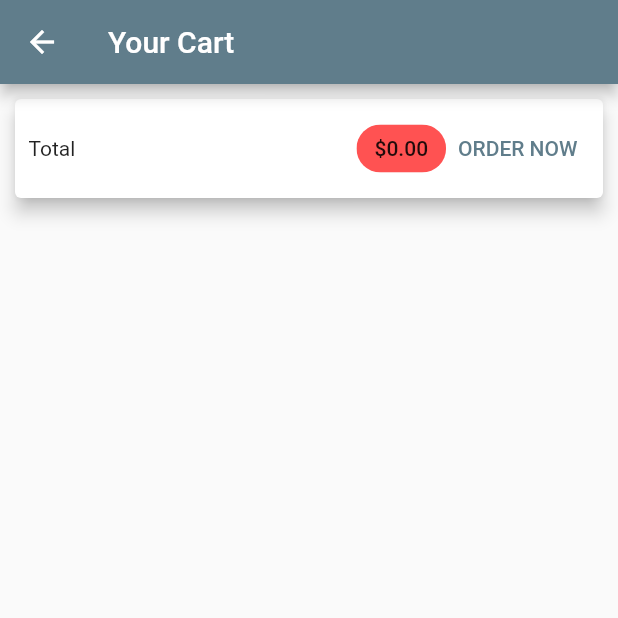
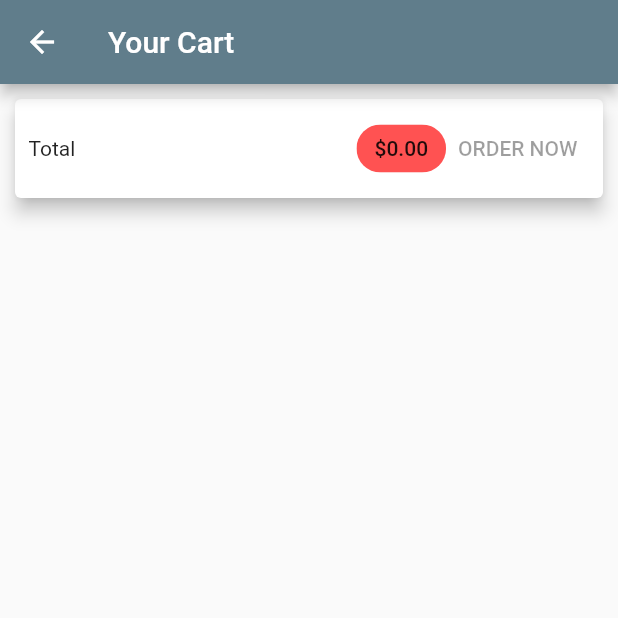
Before and after one commit to tux-1/shopapp, a Flutter app: the CartScreen screen opened by its route, on a phone screen of 412 x 824 dp, the top half of it. Run offline on Flutter 3.47's test engine with Material 2 defaults, Android fonts, the phone set to English and light mode, and no system bars; network calls fail.

Commit message:
posting orders

```diff
--- a/lib/providers/products.dart
+++ b/lib/providers/products.dart
@@ -110,7 +110,8 @@ class Products with ChangeNotifier {
         imageUrl: product.imageUrl,
         price: product.price,
         title: product.title,
-        id: json.decode(response.body).toString(), //i had ['name'] here idk why
+        id: json.decode(response.body)['name'],
+        //either use                  ['name'] or .toString()
       );
       _items.add(newProduct);
       notifyListeners();
--- a/lib/screens/cart_screen.dart
+++ b/lib/screens/cart_screen.dart
@@ -30,14 +30,7 @@ class CartScreen extends StatelessWidget {
                       label: Text('\$${cart.totalAmount.toStringAsFixed(2)}'),
                       backgroundColor: Colors.redAccent,
                     ),
-                    TextButton(
-                      onPressed: () {
-                        Provider.of<Orders>(context, listen: false).addOrder(
-                            cart.items.values.toList(), cart.totalAmount);
-                        cart.clear();
-                      },
-                      child: Text('ORDER NOW'),
-                    ),
+                    OrderButton(cart: cart),
                   ],
                 ),
               )),
@@ -63,3 +56,41 @@ class CartScreen extends StatelessWidget {
     );
   }
 }
+
+class OrderButton extends StatefulWidget {
+  const OrderButton({
+    super.key,
+    required this.cart,
+  });
+
+  final Cart cart;
+
+  @override
+  State<OrderButton> createState() => _OrderButtonState();
+}
+
+class _OrderButtonState extends State<OrderButton> {
+  var _isLoading = false;
+
+  @override
+  Widget build(BuildContext context) {
+    return TextButton(
+      onPressed: (widget.cart.totalAmount <= 0 || _isLoading)
+          ? null
+          : () async {
+              setState(() {
+                _isLoading = true;
+              });
+              await Provider.of<Orders>(context, listen: false).addOrder(
+                  widget.cart.items.values.toList(), widget.cart.totalAmount);
+              widget.cart.clear();
+              setState(() {
+                _isLoading = false;
+              });
+            },
+      child: _isLoading
+          ? const CircularProgressIndicator()
+          : const Text('ORDER NOW'),
+    );
+  }
+}
```
Also changed, not shown: lib/models/product.dart (+17 -7 lines), lib/providers/orders.dart (+28 -3 lines).
